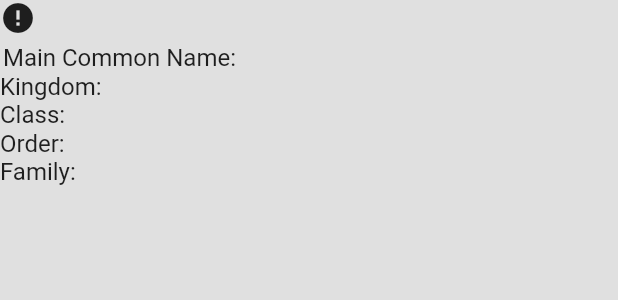
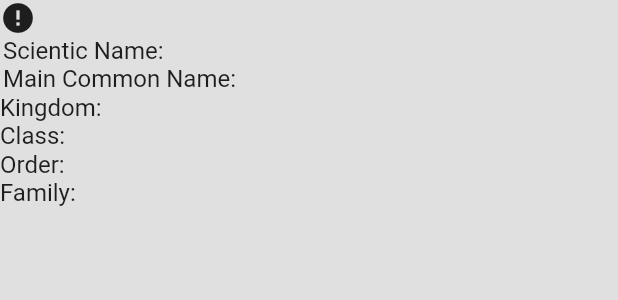
Before and after one commit to andreaitferri/timewaretest1, a Flutter app: the DetailedSpeciesInfoWidget widget shown alone on an empty page, opened directly with empty values, on a phone screen of 412 x 824 dp. Shown: the top 300 px of the screen. Run offline on Flutter 3.47's test engine with Material 2 defaults, Android fonts, the phone set to English and light mode, and no system bars; our stand-ins replace equatable, flutter_bloc, shared_preferences; accounts and stored records are empty; network calls fail.

Commit message:
fix: more fix

```diff
--- a/lib/models/detailed_species.dart
+++ b/lib/models/detailed_species.dart
@@ -1,4 +1,3 @@
-import 'package:equatable/equatable.dart';
 import 'package:timewaretest1/models/species.dart';
 
 class DetailedSpecies extends Species {
--- a/lib/pages/species_details_page.dart
+++ b/lib/pages/species_details_page.dart
@@ -26,7 +26,7 @@ class SpeciesDetailsPage extends StatelessWidget {
       )..add(FetchDetailedSpeciesEvent(species.taxonid)),
       child: Scaffold(
         appBar: AppBar(
-          title: Text('Species Details'),
+          title: const Text('Species Details'),
         ),
         body: BlocBuilder<DetailedSpeciesBloc, DetailedSpeciesState>(
           builder: (context, state) {
--- a/lib/pages/species_list_page.dart
+++ b/lib/pages/species_list_page.dart
@@ -26,7 +26,7 @@ class SpeciesListPage extends StatelessWidget {
           title: const Text('Species List'),
           actions: <Widget>[
             IconButton(
-              icon: Icon(Icons.exit_to_app),
+              icon: const Icon(Icons.exit_to_app),
               onPressed: () => _logout(context),
             ),
           ],
--- a/lib/services/network/auth_service.dart
+++ b/lib/services/network/auth_service.dart
@@ -24,7 +24,7 @@ class AuthService with ChangeNotifier {
       Navigator.of(context).pushReplacementNamed('/specieslist');
     } else {
       ScaffoldMessenger.of(context).showSnackBar(
-        SnackBar(
+        const SnackBar(
           content: Text('Password incorretta, riprova!'),
           duration: Duration(seconds: 2),
         ),
--- a/lib/services/network/dto/detailed_species_dto.dart
+++ b/lib/services/network/dto/detailed_species_dto.dart
@@ -101,12 +101,6 @@ class DetailedSpeciesDTO extends SpeciesDTO {
     ]);
 
   factory DetailedSpeciesDTO.fromJson(Map<String, dynamic> data) {
-    print(" enter here ");
-
-    // Stampa dei valori per debug
-    print(
-        "Deserializing: taxonid=${data['taxonid']}, scientific_name=${data['scientific_name']}, kingdom=${data['kingdom']}, phylum=${data['phylum']}, class=${data['class']}, order=${data['order']}, family=${data['family']}, genus=${data['genus']}, main_common_name=${data['main_common_name']}, authority=${data['authority']}, published_year=${data['published_year']}, category=${data['category']}, criteria=${data['criteria']}, marine_system=${data['marine_system']}, freshwater_system=${data['freshwater_system']}, terrestrial_system=${data['terrestrial_system']}, aoo_km2=${data['aoo_km2']}, eoo_km2=${data['eoo_km2']}, elevation_upper=${data['elevation_upper']}, elevation_lower=${data['elevation_lower']}, depth_upper=${data['depth_upper']}, depth_lower=${data['depth_lower']}, assessor=${data['assessor']}, reviewer=${data['reviewer']}, errata_flag=${data['errata_flag']}, errata_reason=${data['errata_reason']}, amended_flag=${data['amended_flag']}, amended_reason=${data['amended_reason']}, photo=${data['photo']}");
-
     return DetailedSpeciesDTO(
       taxonid: data['taxonid'] ?? 0,
       scientificName: data['scientific_name'] ?? 'Unknown',
--- a/lib/widgets/courtesy_widget.dart
+++ b/lib/widgets/courtesy_widget.dart
@@ -15,13 +15,11 @@ class CourtesyWidget extends StatelessWidget {
         children: [
           Text(
             title,
-            style: Theme.of(context).textTheme.headline4,
           ),
           Padding(
             padding: const EdgeInsets.only(top: 16.0),
             child: Text(
               subtitle,
-              style: Theme.of(context).textTheme.headline6,
             ),
           ),
         ],
--- a/lib/widgets/detailedspecies_widget.dart
+++ b/lib/widgets/detailedspecies_widget.dart
@@ -44,7 +44,11 @@ class DetailedSpeciesInfoWidget extends StatelessWidget {
                 fit: BoxFit.cover,
                 errorBuilder: (_, __, ___) => const Icon(Icons.error),
               ),
-              SizedBox(height: 5),
+              Text(
+                'Scientic Name: ${detailedSpecies.scientificName}',
+                style: textStyle,
+                textAlign: TextAlign.center,
+              ),
               Text(
                 'Main Common Name: ${detailedSpecies.mainCommonName}',
                 style: textStyle,
```
Also changed, not shown: lib/pages/login_page.dart (+5 -5 lines), lib/widgets/species_widget.dart (+3 -5 lines).
